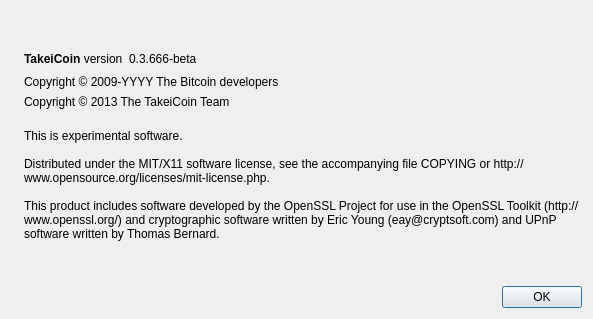
First picture: the form in src/qt/forms/aboutdialog.ui, repository takeicoin/takeicoin, before the edit.
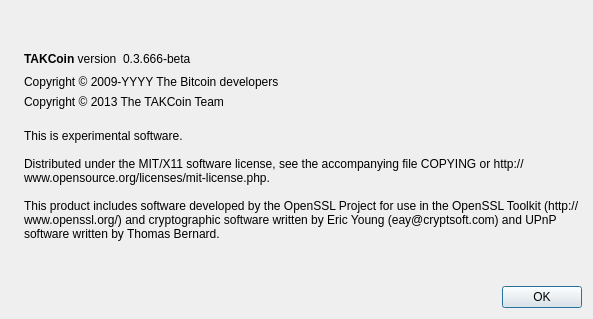
Second picture: the form after the edit. Icons and pictures are not drawn.

Diff of the .ui file:
```diff
--- a/src/qt/forms/aboutdialog.ui
+++ b/src/qt/forms/aboutdialog.ui
@@ -50,7 +50,7 @@
           <cursorShape>IBeamCursor</cursorShape>
          </property>
          <property name="text">
-          <string>&lt;b&gt;TakeiCoin&lt;/b&gt; version</string>
+          <string>&lt;b&gt;TAKCoin&lt;/b&gt; version</string>
          </property>
          <property name="textInteractionFlags">
           <set>Qt::LinksAccessibleByMouse|Qt::TextSelectableByKeyboard|Qt::TextSelectableByMouse</set>
@@ -107,7 +107,7 @@
         <cursorShape>IBeamCursor</cursorShape>
        </property>
        <property name="text">
-        <string notr="true">Copyright &amp;copy; 2013 The TakeiCoin Team</string>
+        <string notr="true">Copyright &amp;copy; 2013 The TAKCoin Team</string>
        </property>
        <property name="textFormat">
         <enum>Qt::RichText</enum>
```
Left out of the diff: 2 changed lines with no effect on the pictures.
